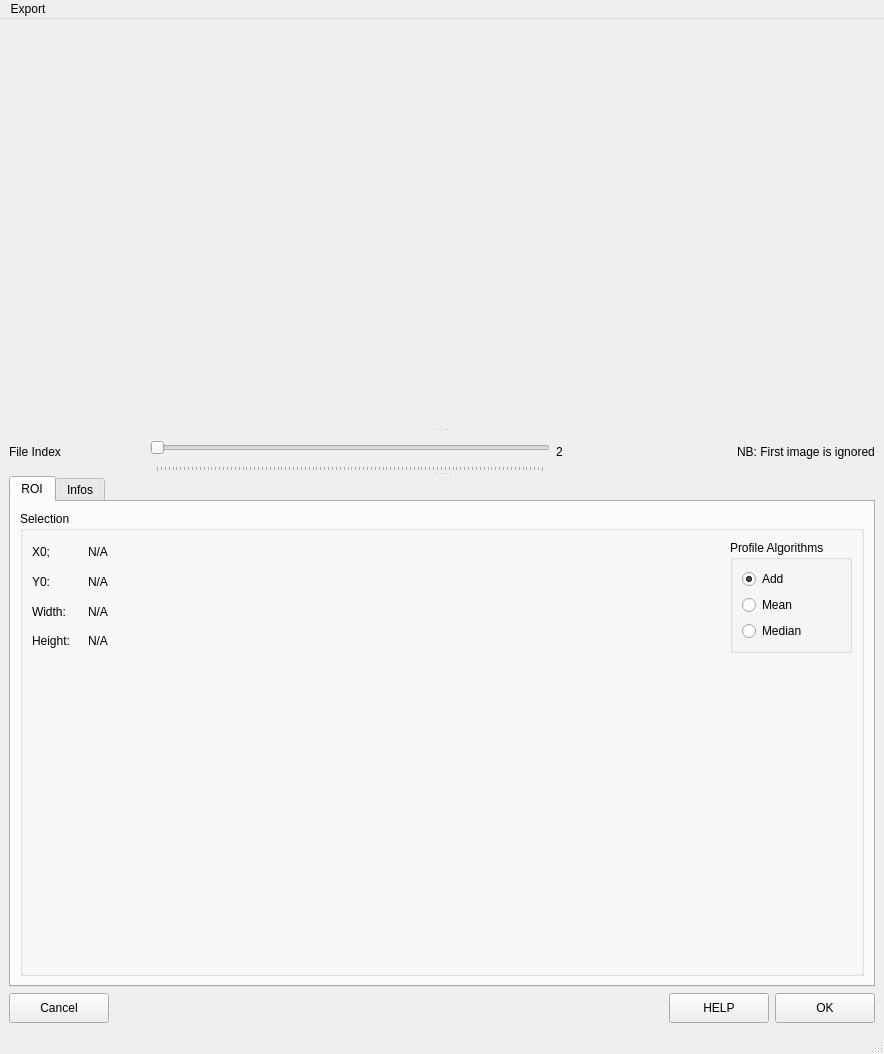
First picture: the form in ui/ui_water_intake_profile.ui, repository neutronimaging/python_notebooks, before the edit.
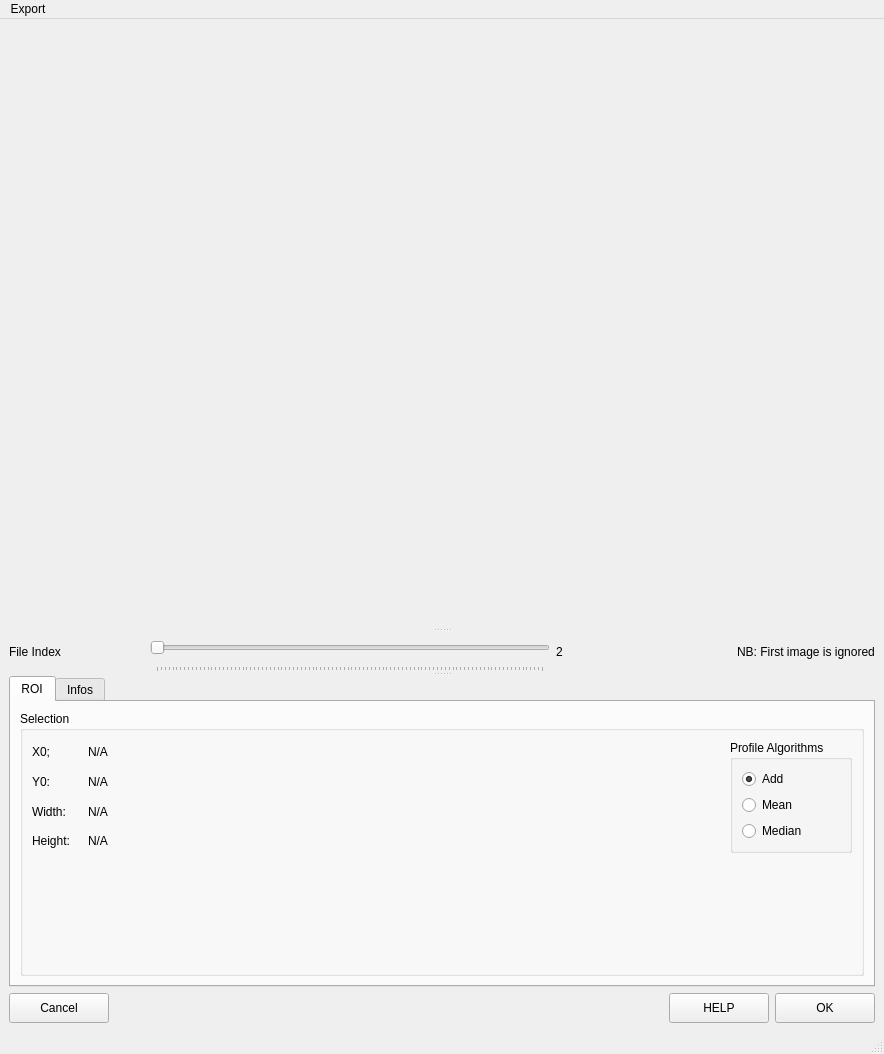
Second picture: the form after the edit.

Commit message: Added draft code to display water intake

Patch:
```diff
--- a/ui/ui_water_intake_profile.ui
+++ b/ui/ui_water_intake_profile.ui
@@ -34,7 +34,7 @@
         <property name="minimumSize">
          <size>
           <width>0</width>
-          <height>400</height>
+          <height>600</height>
          </size>
         </property>
        </widget>
@@ -42,6 +42,9 @@
         <layout class="QVBoxLayout" name="verticalLayout">
          <item>
           <layout class="QHBoxLayout" name="horizontalLayout_2">
+           <property name="sizeConstraint">
+            <enum>QLayout::SetMinimumSize</enum>
+           </property>
            <item>
             <widget class="QLabel" name="label">
              <property name="text">
@@ -278,7 +281,7 @@
               <property name="sizeHint" stdset="0">
                <size>
                 <width>20</width>
-                <height>287</height>
+                <height>87</height>
                </size>
               </property>
              </spacer>
```
The commit also changes 2 other files.
